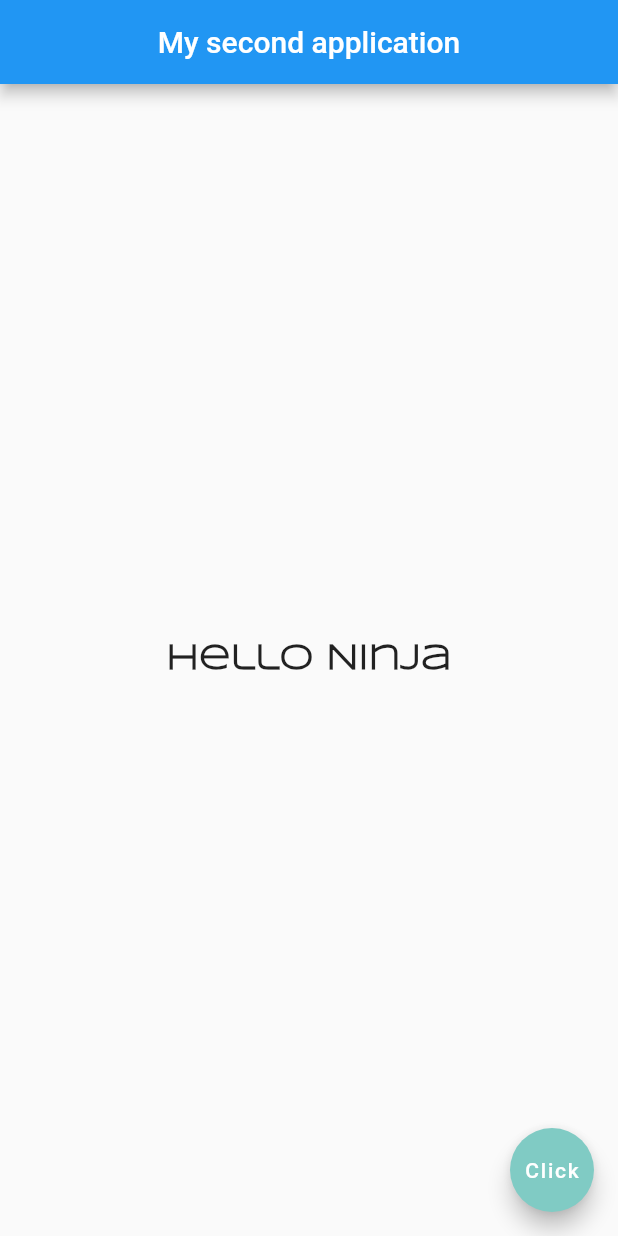
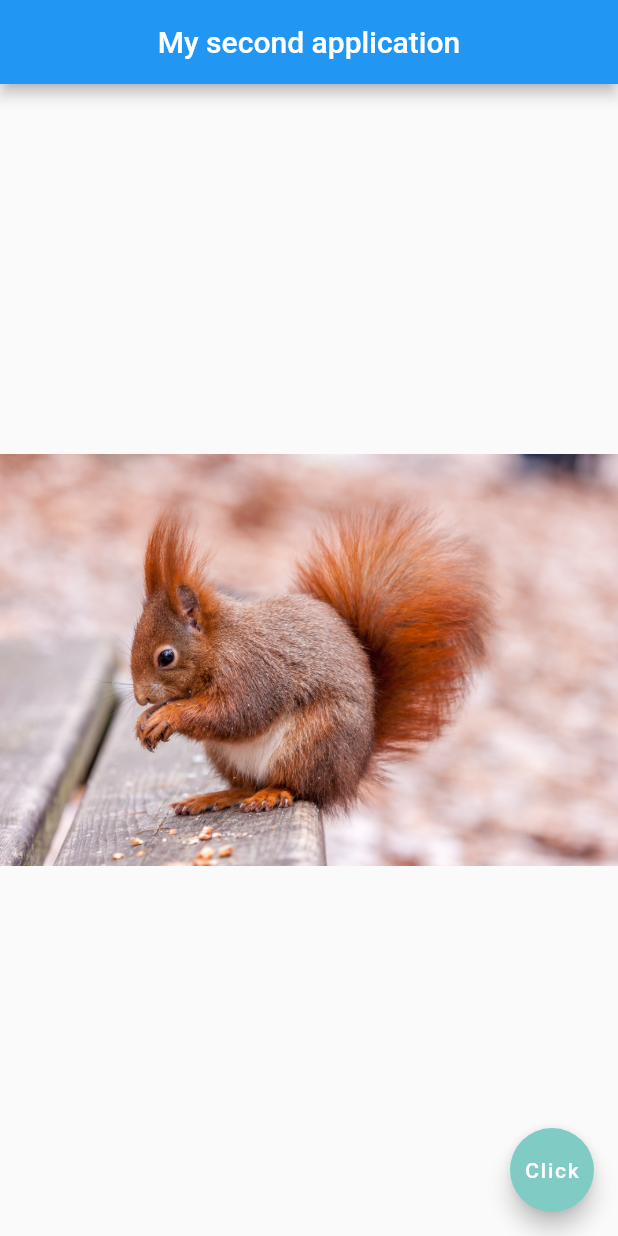
Before and after one commit to chirambaht/Flutter-Example-World-Time-App, a Flutter app: the screen it shows after launch, on a phone screen of 412 x 824 dp. Run offline on Flutter 3.47's test engine with Material 2 defaults, Android fonts, the phone set to English and light mode, and no system bars.

Commit message:
FInished up on adding images

```diff
--- a/lib/main.dart
+++ b/lib/main.dart
@@ -15,13 +15,7 @@ class Home extends StatelessWidget {
         centerTitle: true,
       ),
       body: Center(
-        child: Text(
-          'Hello Ninja',
-          style: TextStyle(
-              fontSize: 23.0,
-              fontWeight: FontWeight.bold,
-              fontFamily: 'Syncopate'),
-        ),
+        child: Image.asset('assets/images/sq3.jpg'),
       ),
       floatingActionButton: FloatingActionButton(
         child: Text('Click'),
--- a/pubspec.yaml
+++ b/pubspec.yaml
@@ -45,9 +45,8 @@ flutter:
   uses-material-design: true
 
   # To add assets to your application, add an assets section, like this:
-  # assets:
-  #   - images/a_dot_burr.jpeg
-  #   - images/a_dot_ham.jpeg
+  assets:
+    - assets/images/
 
   # An image asset can refer to one or more resolution-specific "variants", see
   # https://flutter.dev/assets-and-images/#resolution-aware.
```
Also changed, not shown: assets/images/sq2.jpg (added), assets/images/sq3.jpg (added), 1 other file.
